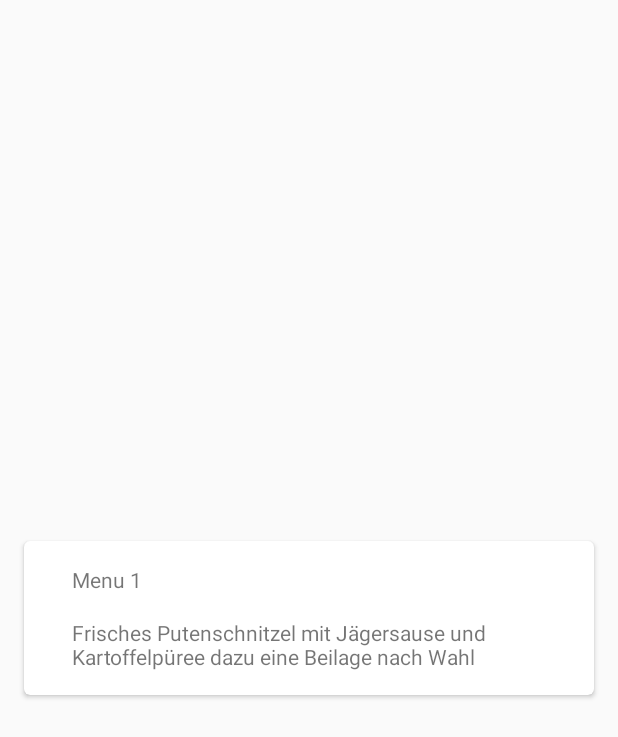
After one commit to dschmidt1985/v-app-android, an Android app: the layout schedule_list_item.xml on its own in the app's theme, with its tools: preview values and no code run, on a phone screen of 412 x 824 dp. The commit adds this screen. Shown: the top 737 px of the screen. Run offline under Robolectric (Android 15) with nearby library versions, the phone set to English and light mode, and no system bars.

Commit message:
schedule adapter ui

```diff
--- /dev/null
+++ b/app/src/main/res/layout/schedule_list_item.xml
@@ -0,0 +1,49 @@
+<?xml version="1.0" encoding="utf-8"?>
+
+<!-- A CardView that contains a TextView -->
+<android.support.v7.widget.CardView
+    android:id="@+id/card_view"
+    xmlns:android="http://schemas.android.com/apk/res/android"
+    xmlns:app="http://schemas.android.com/apk/res-auto"
+    xmlns:card_view="http://schemas.android.com/apk/res-auto"
+    xmlns:tools="http://schemas.android.com/tools"
+    android:layout_width="match_parent"
+    android:layout_height="wrap_content"
+    android:layout_gravity="center"
+    android:layout_margin="16dp"
+    card_view:cardCornerRadius="4dp">
+
+    <android.support.constraint.ConstraintLayout
+        android:padding="16dp"
+        xmlns:android="http://schemas.android.com/apk/res/android"
+        xmlns:app="http://schemas.android.com/apk/res-auto"
+        xmlns:tools="http://schemas.android.com/tools"
+        android:layout_width="match_parent"
+        android:layout_height="wrap_content"
+        >
+
+        <TextView
+            android:id="@+id/menu_name"
+            android:layout_width="match_parent"
+            android:layout_height="wrap_content"
+            android:layout_marginEnd="16dp"
+            android:layout_marginStart="16dp"
+            app:layout_constraintEnd_toEndOf="parent"
+            app:layout_constraintStart_toStartOf="parent"
+            app:layout_constraintTop_toTopOf="parent"
+            tools:text="Menu 1"/>
+
+        <TextView
+            android:id="@+id/description"
+            android:layout_width="match_parent"
+            android:layout_height="wrap_content"
+            android:layout_marginEnd="16dp"
+            android:layout_marginStart="16dp"
+            android:layout_marginTop="16dp"
+            app:layout_constraintEnd_toEndOf="parent"
+            app:layout_constraintStart_toStartOf="parent"
+            app:layout_constraintTop_toBottomOf="@+id/menu_name"
+            tools:text="Frisches Putenschnitzel mit Jägersause und Kartoffelpüree dazu eine Beilage nach Wahl"/>
+
+    </android.support.constraint.ConstraintLayout>
+</android.support.v7.widget.CardView>
```
Also changed, not shown: app/src/main/java/app/v/verbundstudium/com/verbundstudiumapp/schedule/ScheduleAdapter.kt (+10 -5 lines), app/src/main/res/layout/activity_main.xml (+7 -7 lines).
